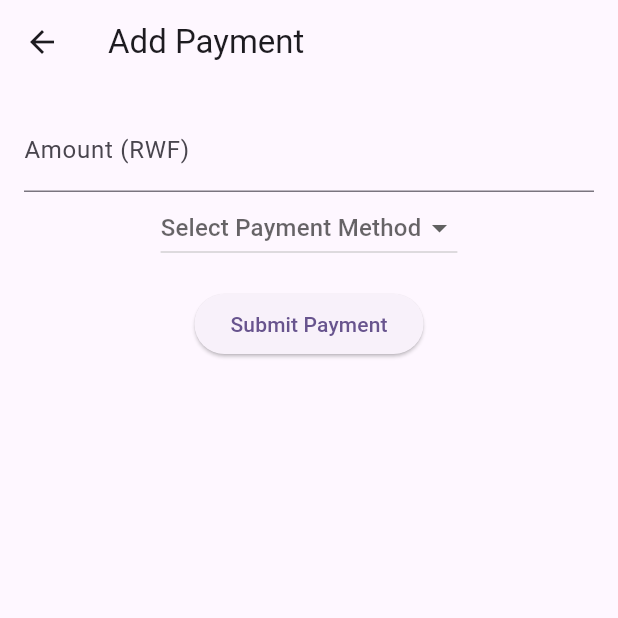
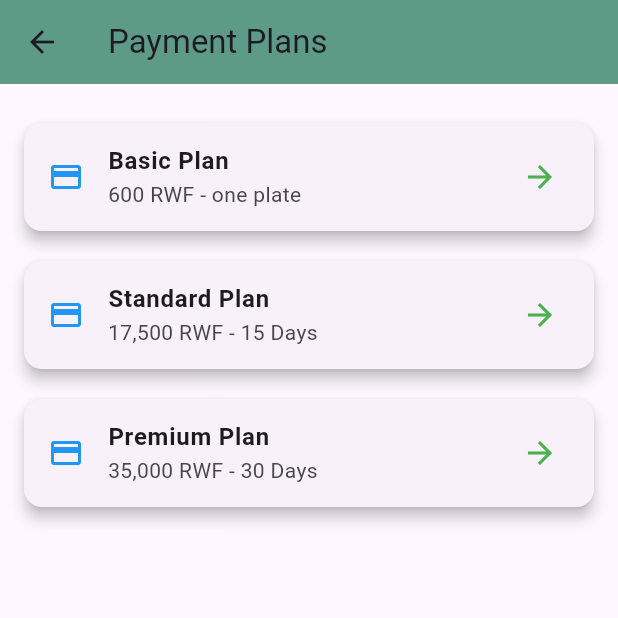
Before and after one commit to migabodisgner/Restrourent-Management, a Flutter app: the PaymentPage screen opened by its route, on a phone screen of 412 x 824 dp, the top half of it. Run offline on Flutter 3.47's test engine with Material 3 defaults, Android fonts, the phone set to English and light mode, and no system bars; our stand-ins replace sqflite; accounts and stored records are empty.

Commit message:
Your commit message here

```diff
--- a/lib/payment_page.dart
+++ b/lib/payment_page.dart
@@ -1,64 +1,46 @@
-// ignore_for_file: use_build_context_synchronously
+import 'package:flutter/material.dart';
+import 'payment_details_page.dart';
 
-import 'package:flutter/material.dart';
-import 'package:shared_preferences/shared_preferences.dart';
-
-class PaymentPage extends StatefulWidget {
-  const PaymentPage({super.key, Map<String, dynamic>? user});
-
-  @override
-  State<PaymentPage> createState() => _PaymentPageState();
-}
-
-class _PaymentPageState extends State<PaymentPage> {
-  final TextEditingController amountController = TextEditingController();
-  String? selectedPaymentMethod;
-
-  Future<void> _updatePayment() async {
-    if (selectedPaymentMethod == null) {
-      ScaffoldMessenger.of(context).showSnackBar(const SnackBar(content: Text("Please select a payment method.")));
-      return;
-    }
-
-    final prefs = await SharedPreferences.getInstance();
-    double amount = double.tryParse(amountController.text) ?? 0;
-    double currentBalance = prefs.getDouble("remainingBalance") ?? 100;
-
-    if (amount <= 0 || amount > currentBalance) {
-      ScaffoldMessenger.of(context).showSnackBar(const SnackBar(content: Text("Invalid amount.")));
-      return;
-    }
-
-    prefs.setDouble("remainingBalance", currentBalance - amount);
-    ScaffoldMessenger.of(context).showSnackBar(const SnackBar(content: Text("Payment successful!")));
-
-    Navigator.pop(context);
-  }
+class PaymentPage extends StatelessWidget {
+  const PaymentPage({super.key});
 
   @override
   Widget build(BuildContext context) {
+    List<Map<String, dynamic>> plans = [
+      {"name": "Basic Plan", "price": "600 RWF", "duration": "one plate"},
+      {"name": "Standard Plan", "price": "17,500 RWF", "duration": "15 Days"},
+      {"name": "Premium Plan", "price": "35,000 RWF", "duration": "30 Days"},
+    ];
+
     return Scaffold(
-      appBar: AppBar(title: const Text("Add Payment")),
+      appBar: AppBar(
+        backgroundColor: const Color.fromARGB(197, 46, 128, 100),
+        title: const Text("Payment Plans"),
+      ),
       body: Padding(
         padding: const EdgeInsets.all(16.0),
-        child: Column(
-          children: [
-            TextField(controller: amountController, decoration: const InputDecoration(labelText: "Amount (RWF)")),
-            DropdownButton<String>(
-              value: selectedPaymentMethod,
-              hint: const Text("Select Payment Method"),
-              items: ["MTN Mobile Money", "Airtel Money"].map((String method) {
-                return DropdownMenuItem(value: method, child: Text(method));
-              }).toList(),
-              onChanged: (String? value) {
-                setState(() {
-                  selectedPaymentMethod = value;
-                });
-              },
-            ),
-            const SizedBox(height: 16),
-            ElevatedButton(onPressed: _updatePayment, child: const Text("Submit Payment")),
-          ],
+        child: ListView.builder(
+          itemCount: plans.length,
+          itemBuilder: (context, index) {
+            return Card(
+              elevation: 4,
+              margin: const EdgeInsets.symmetric(vertical: 10),
+              child: ListTile(
+                leading: const Icon(Icons.payment, color: Colors.blue),
+                title: Text(plans[index]["name"], style: const TextStyle(fontWeight: FontWeight.bold)),
+                subtitle: Text("${plans[index]["price"]} - ${plans[index]["duration"]}"),
+                trailing: const Icon(Icons.arrow_forward, color: Colors.green),
+                onTap: () {
+                  Navigator.push(
+                    context,
+                    MaterialPageRoute(
+                      builder: (context) => PaymentDetailsPage(plan: plans[index]),
+                    ),
+                  );
+                },
+              ),
+            );
+          },
         ),
       ),
     );
```
Also changed, not shown: lib/home_page.dart (+12 -0 lines), lib/payment_details_page.dart (added, +68 -0 lines).
